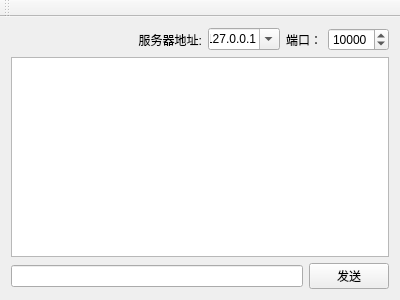
Old version of the form QtTcpEx/ExTcpClient/ExTcpClient.ui in the repository XMuli/QtExamples.
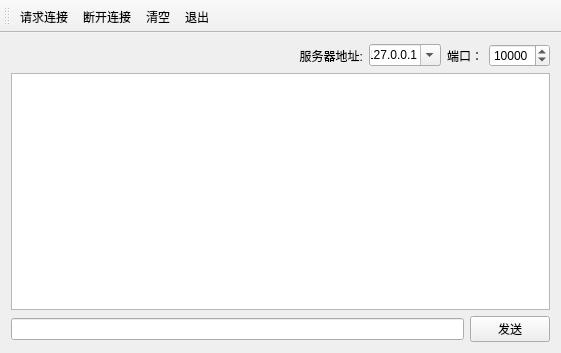
New version of the form. Icons and pictures are not drawn.

Commit message: feat: TcpClient 客户端写槽函数

Patch:
```diff
--- a/QtTcpEx/ExTcpClient/ExTcpClient.ui
+++ b/QtTcpEx/ExTcpClient/ExTcpClient.ui
@@ -6,8 +6,8 @@
    <rect>
     <x>0</x>
     <y>0</y>
-    <width>400</width>
-    <height>300</height>
+    <width>561</width>
+    <height>353</height>
    </rect>
   </property>
   <property name="windowTitle">
@@ -108,7 +108,59 @@
    <attribute name="toolBarBreak">
     <bool>false</bool>
    </attribute>
+   <addaction name="actConnect"/>
+   <addaction name="actDisconnect"/>
+   <addaction name="actClear"/>
+   <addaction name="actQuit"/>
   </widget>
+  <action name="actConnect">
+   <property name="icon">
+    <iconset resource="resource.qrc">
+     <normaloff>:/images/Image4.png</normaloff>:/images/Image4.png</iconset>
+   </property>
+   <property name="text">
+    <string>请求连接</string>
+   </property>
+   <property name="toolTip">
+    <string>请求连接到服务器</string>
+   </property>
+  </action>
+  <action name="actDisconnect">
+   <property name="icon">
+    <iconset resource="resource.qrc">
+     <normaloff>:/images/Image5.png</normaloff>:/images/Image5.png</iconset>
+   </property>
+   <property name="text">
+    <string>断开连接</string>
+   </property>
+   <property name="toolTip">
+    <string>断开与服务器的连接</string>
+   </property>
+  </action>
+  <action name="actClear">
+   <property name="icon">
+    <iconset resource="resource.qrc">
+     <normaloff>:/images/Image1.png</normaloff>:/images/Image1.png</iconset>
+   </property>
+   <property name="text">
+    <string>清空</string>
+   </property>
+   <property name="toolTip">
+    <string>清空编辑框文本</string>
+   </property>
+  </action>
+  <action name="actQuit">
+   <property name="icon">
+    <iconset resource="resource.qrc">
+     <normaloff>:/images/Image2.jpg</normaloff>:/images/Image2.jpg</iconset>
+   </property>
+   <property name="text">
+    <string>退出</string>
+   </property>
+   <property name="toolTip">
+    <string>退出程序</string>
+   </property>
+  </action>
  </widget>
  <layoutdefault spacing="6" margin="11"/>
  <resources/>
```
Left out of the diff: 8 changed lines with no effect on the pictures. The commit also changes 4 other files.
